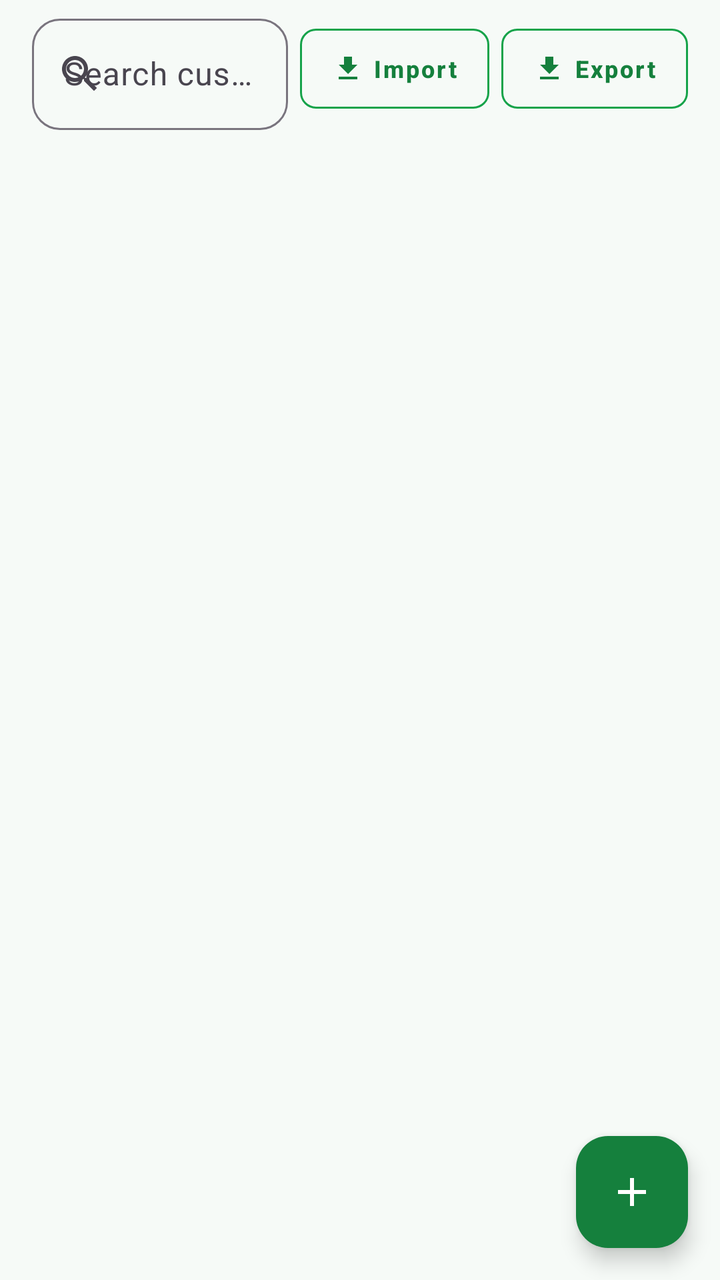
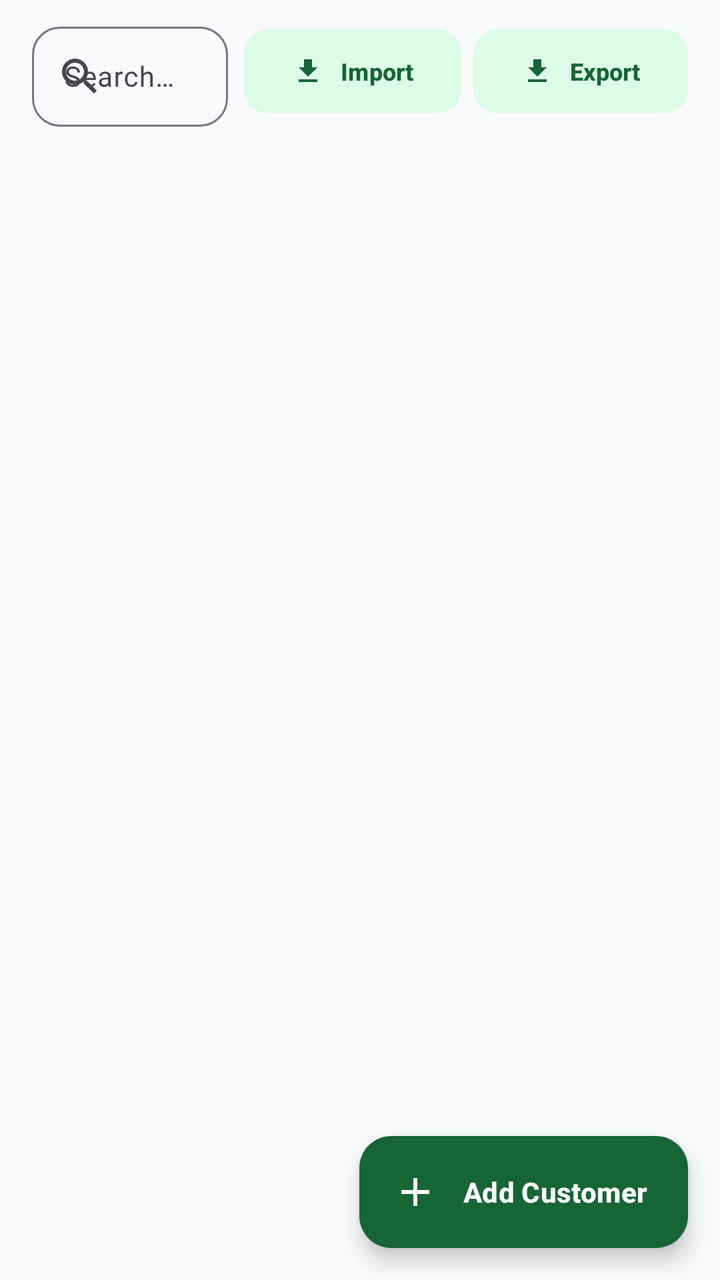

Two renders of the same Android screen: before a commit and after it. Below are the layout's source before the change and the commit's diff.
<!-- AndroidManifest.xml: application theme Theme.MobileShopkeeper -->
<!-- res/layout/fragment_customers.xml -->
<?xml version="1.0" encoding="utf-8"?>
<androidx.coordinatorlayout.widget.CoordinatorLayout
    xmlns:android="http://schemas.android.com/apk/res/android"
    xmlns:app="http://schemas.android.com/apk/res-auto"
    android:layout_width="match_parent" android:layout_height="match_parent">

    <LinearLayout android:layout_width="match_parent" android:layout_height="match_parent"
        android:orientation="vertical">

        
        <com.google.android.material.card.MaterialCardView
            android:id="@+id/cardCallToday"
            android:layout_width="match_parent"
            android:layout_height="wrap_content"
            android:layout_marginHorizontal="16dp"
            android:layout_marginTop="12dp"
            app:cardCornerRadius="12dp"
            app:cardBackgroundColor="#FFF3E0"
            app:strokeColor="#FF9800"
            app:strokeWidth="1dp"
            android:visibility="gone">
            <LinearLayout
                android:layout_width="match_parent"
                android:layout_height="wrap_content"
                android:orientation="vertical"
                android:padding="16dp">
                <TextView
                    android:layout_width="wrap_content"
                    android:layout_height="wrap_content"
                    android:text="🚨 Call Today (Top 3 Overdue)"
                    android:textSize="14sp"
                    android:textColor="#E65100"
                    android:textStyle="bold"
                    android:layout_marginBottom="8dp"/>
                <TextView
                    android:id="@+id/tvCallTodayList"
                    android:layout_width="match_parent"
                    android:layout_height="wrap_content"
                    android:textSize="14sp"
                    android:textColor="#BF360C"/>
            </LinearLayout>
        </com.google.android.material.card.MaterialCardView>

        <LinearLayout
            android:layout_width="match_parent"
            android:layout_height="wrap_content"
            android:orientation="horizontal"
            android:gravity="center_vertical"
            android:layout_marginHorizontal="16dp"
            android:layout_marginTop="4dp"
            android:layout_marginBottom="8dp">

            <com.google.android.material.textfield.TextInputLayout
                android:layout_width="0dp"
                android:layout_height="wrap_content"
                android:layout_weight="1"
                style="@style/Widget.Material3.TextInputLayout.OutlinedBox"
                app:startIconDrawable="@drawable/ic_search">
                <com.google.android.material.textfield.TextInputEditText
                    android:id="@+id/etCustomerSearch"
                    android:layout_width="match_parent"
                    android:layout_height="wrap_content"
                    android:hint="Search customers…"/>
            </com.google.android.material.textfield.TextInputLayout>

            <com.google.android.material.button.MaterialButton
                android:id="@+id/btnImportCustomers"
                style="@style/Widget.MaterialComponents.Button.OutlinedButton"
                android:layout_width="wrap_content"
                android:layout_height="52dp"
                android:layout_marginStart="6dp"
                android:text="Import"
                android:textSize="12sp"
                android:textColor="@color/green_700"
                app:icon="@drawable/ic_import"
                app:iconTint="@color/green_700"
                app:iconSize="16dp"
                app:strokeColor="@color/green_600"
                app:cornerRadius="8dp"/>

            <com.google.android.material.button.MaterialButton
                android:id="@+id/btnExportCustomers"
                style="@style/Widget.MaterialComponents.Button.OutlinedButton"
                android:layout_width="wrap_content"
                android:layout_height="52dp"
                android:layout_marginStart="6dp"
                android:text="Export"
                android:textSize="12sp"
                android:textColor="@color/green_700"
                app:icon="@drawable/ic_export"
                app:iconTint="@color/green_700"
                app:iconSize="16dp"
                app:strokeColor="@color/green_600"
                app:cornerRadius="8dp"/>
        </LinearLayout>

        <androidx.recyclerview.widget.RecyclerView
            android:id="@+id/rvCustomers"
            android:layout_width="match_parent" android:layout_height="0dp"
            android:layout_weight="1" android:paddingHorizontal="16dp"
            android:clipToPadding="false"/>
    </LinearLayout>

    <com.google.android.material.floatingactionbutton.FloatingActionButton
        app:backgroundTint="@color/green_700"
        android:id="@+id/fabAddCustomer"
        android:layout_width="wrap_content" android:layout_height="wrap_content"
        android:layout_gravity="bottom|end" android:layout_margin="16dp"
        app:srcCompat="@drawable/ic_add" app:tint="@color/white"
        android:contentDescription="Add Customer"/>
</androidx.coordinatorlayout.widget.CoordinatorLayout>
<!-- resources referenced by this layout -->
<resources>
  <color name="green_600">#16A34A</color>
  <color name="green_700">#15803D</color>
  <color name="white">#FFFFFF</color>
  <!-- drawable ic_add (drawable) -->
  <vector xmlns:android="http://schemas.android.com/apk/res/android" android:width="24dp" android:height="24dp" android:viewportWidth="24" android:viewportHeight="24"><path android:fillColor="#FFFFFF" android:pathData="M19,13h-6v6h-2v-6L5,13v-2h6L11,5h2v6h6v2z"/></vector>
  <!-- drawable ic_export (drawable) -->
  <vector xmlns:android="http://schemas.android.com/apk/res/android"
      android:width="24dp"
      android:height="24dp"
      android:viewportWidth="24"
      android:viewportHeight="24">
    <path
        android:fillColor="#FF000000"
        android:pathData="M19,9h-4V3H9v6H5l7,7 7,-7zM5,18v2h14v-2H5z"/>
  </vector>
  <!-- drawable ic_import (drawable) -->
  <vector xmlns:android="http://schemas.android.com/apk/res/android"
      android:width="24dp"
      android:height="24dp"
      android:viewportWidth="24"
      android:viewportHeight="24">
      <path
          android:fillColor="#15803D"
          android:pathData="M19,9h-4V3H9v6H5l7,7 7,-7zM5,18v2h14v-2H5z"/>
  </vector>
  <!-- drawable ic_search (drawable) -->
  <vector xmlns:android="http://schemas.android.com/apk/res/android" android:width="24dp" android:height="24dp" android:viewportWidth="24" android:viewportHeight="24"><path android:fillColor="#FFFFFF" android:pathData="M15.5,14h-0.79l-0.28,-0.27C15.41,12.59 16,11.11 16,9.5 16,5.91 13.09,3 9.5,3S3,5.91 3,9.5 5.91,16 9.5,16c1.61,0 3.09,-0.59 4.23,-1.57l0.27,0.28v0.79l5,4.99L20.49,19l-4.99,-5zM9.5,14C7.01,14 5,11.99 5,9.5S7.01,5 9.5,5 14,7.01 14,9.5 11.99,14 9.5,14z"/></vector>
  <color name="green_800">#166534</color>
  <color name="green_100">#DCFCE7</color>
  <color name="green_900">#14532D</color>
  <color name="surface">#FFFFFF</color>
  <color name="text_primary">#1A2E22</color>
  <color name="background_light">#F6FAF7</color>
  <color name="error">#DC2626</color>
  <style name="Shape.MobileShop.Medium" parent="ShapeAppearance.Material3.MediumComponent">
          <item name="cornerSize">14dp</item>
      </style>
  <style name="Widget.MobileShop.Button" parent="Widget.Material3.Button">
          <item name="cornerRadius">14dp</item>
          <item name="android:textAllCaps">false</item>
          <item name="android:paddingTop">14dp</item>
          <item name="android:paddingBottom">14dp</item>
          <item name="android:textStyle">bold</item>
      </style>
  <style name="Widget.MobileShop.TextInput" parent="Widget.Material3.TextInputLayout.OutlinedBox">
          <item name="boxCornerRadiusTopStart">14dp</item>
          <item name="boxCornerRadiusTopEnd">14dp</item>
          <item name="boxCornerRadiusBottomStart">14dp</item>
          <item name="boxCornerRadiusBottomEnd">14dp</item>
          <item name="boxStrokeColor">@color/selector_input_stroke</item>
      </style>
  <style name="WindowAnimations">
          <item name="android:activityOpenEnterAnimation">@android:anim/fade_in</item>
          <item name="android:activityOpenExitAnimation">@android:anim/fade_out</item>
          <item name="android:activityCloseEnterAnimation">@android:anim/fade_in</item>
          <item name="android:activityCloseExitAnimation">@android:anim/fade_out</item>
      </style>
  <!-- unchanged entries left out for length: 1 -->
</resources>

<!-- the commit's change to res/layout/fragment_customers.xml (unified diff, before → after) -->
@@ -2,9 +2,14 @@
 <androidx.coordinatorlayout.widget.CoordinatorLayout
     xmlns:android="http://schemas.android.com/apk/res/android"
     xmlns:app="http://schemas.android.com/apk/res-auto"
-    android:layout_width="match_parent" android:layout_height="match_parent">
+    xmlns:tools="http://schemas.android.com/tools"
+    android:layout_width="match_parent"
+    android:layout_height="match_parent"
+    android:background="#F8FAFC">
 
-    <LinearLayout android:layout_width="match_parent" android:layout_height="match_parent"
+    <LinearLayout
+        android:layout_width="match_parent"
+        android:layout_height="match_parent"
         android:orientation="vertical">
 
         
@@ -14,40 +19,45 @@
             android:layout_height="wrap_content"
             android:layout_marginHorizontal="16dp"
             android:layout_marginTop="12dp"
-            app:cardCornerRadius="12dp"
-            app:cardBackgroundColor="#FFF3E0"
-            app:strokeColor="#FF9800"
+            android:layout_marginBottom="4dp"
+            app:cardCornerRadius="16dp"
+            app:cardBackgroundColor="#FFF7ED"
+            app:strokeColor="#FDBA74"
             app:strokeWidth="1dp"
             android:visibility="gone">
+
             <LinearLayout
                 android:layout_width="match_parent"
                 android:layout_height="wrap_content"
                 android:orientation="vertical"
                 android:padding="16dp">
+
                 <TextView
                     android:layout_width="wrap_content"
                     android:layout_height="wrap_content"
-                    android:text="🚨 Call Today (Top 3 Overdue)"
-                    android:textSize="14sp"
-                    android:textColor="#E65100"
-                    android:textStyle="bold"
-                    android:layout_marginBottom="8dp"/>
+                    android:text="🚨 Call Today (Top Overdue Balances)"
+                    android:textSize="13.5sp"
+                    android:textColor="#C2410C"
+                    android:textStyle="bold"/>
+
                 <TextView
                     android:id="@+id/tvCallTodayList"
                     android:layout_width="match_parent"
                     android:layout_height="wrap_content"
-                    android:textSize="14sp"
-                    android:textColor="#BF360C"/>
+                    android:textSize="13sp"
+                    android:textColor="#9A3412"
+                    android:layout_marginTop="6dp"/>
             </LinearLayout>
         </com.google.android.material.card.MaterialCardView>
 
+        
         <LinearLayout
             android:layout_width="match_parent"
             android:layout_height="wrap_content"
             android:orientation="horizontal"
             android:gravity="center_vertical"
             android:layout_marginHorizontal="16dp"
-            android:layout_marginTop="4dp"
+            android:layout_marginTop="8dp"
             android:layout_marginBottom="8dp">
 
             <com.google.android.material.textfield.TextInputLayout
@@ -55,57 +65,115 @@
                 android:layout_height="wrap_content"
                 android:layout_weight="1"
                 style="@style/Widget.Material3.TextInputLayout.OutlinedBox"
+                app:boxCornerRadiusTopStart="14dp"
+                app:boxCornerRadiusTopEnd="14dp"
+                app:boxCornerRadiusBottomStart="14dp"
+                app:boxCornerRadiusBottomEnd="14dp"
                 app:startIconDrawable="@drawable/ic_search">
+
                 <com.google.android.material.textfield.TextInputEditText
                     android:id="@+id/etCustomerSearch"
                     android:layout_width="match_parent"
-                    android:layout_height="wrap_content"
-                    android:hint="Search customers…"/>
+                    android:layout_height="50dp"
+                    android:hint="Search customers by name or phone..."
+                    android:textSize="14sp"
+                    android:inputType="textPersonName"/>
             </com.google.android.material.textfield.TextInputLayout>
 
             <com.google.android.material.button.MaterialButton
                 android:id="@+id/btnImportCustomers"
-                style="@style/Widget.MaterialComponents.Button.OutlinedButton"
+                style="@style/Widget.Material3.Button.TonalButton"
                 android:layout_width="wrap_content"
-                android:layout_height="52dp"
-                android:layout_marginStart="6dp"
+                android:layout_height="50dp"
+                android:layout_marginStart="8dp"
                 android:text="Import"
                 android:textSize="12sp"
-                android:textColor="@color/green_700"
+                android:textColor="@color/green_800"
                 app:icon="@drawable/ic_import"
-                app:iconTint="@color/green_700"
+                app:iconTint="@color/green_800"
                 app:iconSize="16dp"
-                app:strokeColor="@color/green_600"
-                app:cornerRadius="8dp"/>
+                app:cornerRadius="12dp"/>
 
             <com.google.android.material.button.MaterialButton
                 android:id="@+id/btnExportCustomers"
-                style="@style/Widget.MaterialComponents.Button.OutlinedButton"
+                style="@style/Widget.Material3.Button.TonalButton"
                 android:layout_width="wrap_content"
-                android:layout_height="52dp"
+                android:layout_height="50dp"
                 android:layout_marginStart="6dp"
                 android:text="Export"
                 android:textSize="12sp"
-                android:textColor="@color/green_700"
+                android:textColor="@color/green_800"
                 app:icon="@drawable/ic_export"
-                app:iconTint="@color/green_700"
+                app:iconTint="@color/green_800"
                 app:iconSize="16dp"
-                app:strokeColor="@color/green_600"
-                app:cornerRadius="8dp"/>
+                app:cornerRadius="12dp"/>
         </LinearLayout>
 
-        <androidx.recyclerview.widget.RecyclerView
-            android:id="@+id/rvCustomers"
-            android:layout_width="match_parent" android:layout_height="0dp"
-            android:layout_weight="1" android:paddingHorizontal="16dp"
-            android:clipToPadding="false"/>
+        
+        <FrameLayout
+            android:layout_width="match_parent"
+            android:layout_height="0dp"
+            android:layout_weight="1">
+
+            <androidx.recyclerview.widget.RecyclerView
+                android:id="@+id/rvCustomers"
+                android:layout_width="match_parent"
+                android:layout_height="match_parent"
+                android:paddingHorizontal="16dp"
+                android:paddingTop="4dp"
+                android:paddingBottom="84dp"
+                android:clipToPadding="false"/>
+
+            <LinearLayout
+                android:id="@+id/layoutEmptyCustomers"
+                android:layout_width="wrap_content"
+                android:layout_height="wrap_content"
+                android:layout_gravity="center"
+                android:orientation="vertical"
+                android:gravity="center"
+                android:padding="24dp"
+                android:visibility="gone">
+
+                <ImageView
+                    android:layout_width="80dp"
+                    android:layout_height="80dp"
+                    android:src="@drawable/ic_customers"
+                    android:alpha="0.3"
+                    app:tint="@color/green_800"/>
+
+                <TextView
+                    android:layout_width="wrap_content"
+                    android:layout_height="wrap_content"
+                    android:text="No customers registered"
+                    android:textSize="17sp"
+                    android:textStyle="bold"
+                    android:textColor="#334155"
+                    android:layout_marginTop="16dp"/>
+
+                <TextView
+                    android:layout_width="wrap_content"
+                    android:layout_height="wrap_content"
+                    android:text="Tap + Add Customer to create a customer ledger account."
+                    android:textSize="13sp"
+                    android:textColor="#64748B"
+                    android:layout_marginTop="4dp"/>
+            </LinearLayout>
+        </FrameLayout>
     </LinearLayout>
 
-    <com.google.android.material.floatingactionbutton.FloatingActionButton
-        app:backgroundTint="@color/green_700"
+    <com.google.android.material.floatingactionbutton.ExtendedFloatingActionButton
         android:id="@+id/fabAddCustomer"
-        android:layout_width="wrap_content" android:layout_height="wrap_content"
-        android:layout_gravity="bottom|end" android:layout_margin="16dp"
-        app:srcCompat="@drawable/ic_add" app:tint="@color/white"
-        android:contentDescription="Add Customer"/>
+        android:layout_width="wrap_content"
+        android:layout_height="wrap_content"
+        android:layout_gravity="bottom|end"
+        android:layout_margin="16dp"
+        android:text="Add Customer"
+        android:textColor="@color/white"
+        android:textStyle="bold"
+        app:icon="@drawable/ic_add"
+        app:iconTint="@color/white"
+        app:backgroundTint="@color/green_800"
+        app:elevation="4dp"
+        android:contentDescription="Add New Customer"/>
+
 </androidx.coordinatorlayout.widget.CoordinatorLayout>
<!-- resource entries referenced after the edit -->
@@ -1,10 +1,11 @@
 <!-- resources referenced by this layout -->
 <resources>
   <color name="green_600">#16A34A</color>
-  <color name="green_700">#15803D</color>
   <color name="white">#FFFFFF</color>
   <!-- drawable ic_add (drawable) -->
   <vector xmlns:android="http://schemas.android.com/apk/res/android" android:width="24dp" android:height="24dp" android:viewportWidth="24" android:viewportHeight="24"><path android:fillColor="#FFFFFF" android:pathData="M19,13h-6v6h-2v-6L5,13v-2h6L11,5h2v6h6v2z"/></vector>
+  <!-- drawable ic_customers (drawable) -->
+  <vector xmlns:android="http://schemas.android.com/apk/res/android" android:width="24dp" android:height="24dp" android:viewportWidth="24" android:viewportHeight="24"><path android:fillColor="#FFFFFF" android:pathData="M16,11c1.66,0 2.99,-1.34 2.99,-3S17.66,5 16,5c-1.66,0 -3,1.34 -3,3s1.34,3 3,3zM8,11c1.66,0 2.99,-1.34 2.99,-3S9.66,5 8,5C6.34,5 5,6.34 5,8s1.34,3 3,3zM8,13c-2.33,0 -7,1.17 -7,3.5L1,19h14v-2.5c0,-2.33 -4.67,-3.5 -7,-3.5zM16,13c-0.29,0 -0.62,0.02 -0.97,0.05 1.16,0.84 1.97,1.97 1.97,3.45L17,19h6v-2.5c0,-2.33 -4.67,-3.5 -7,-3.5z"/></vector>
   <!-- drawable ic_export (drawable) -->
   <vector xmlns:android="http://schemas.android.com/apk/res/android"
       android:width="24dp"
